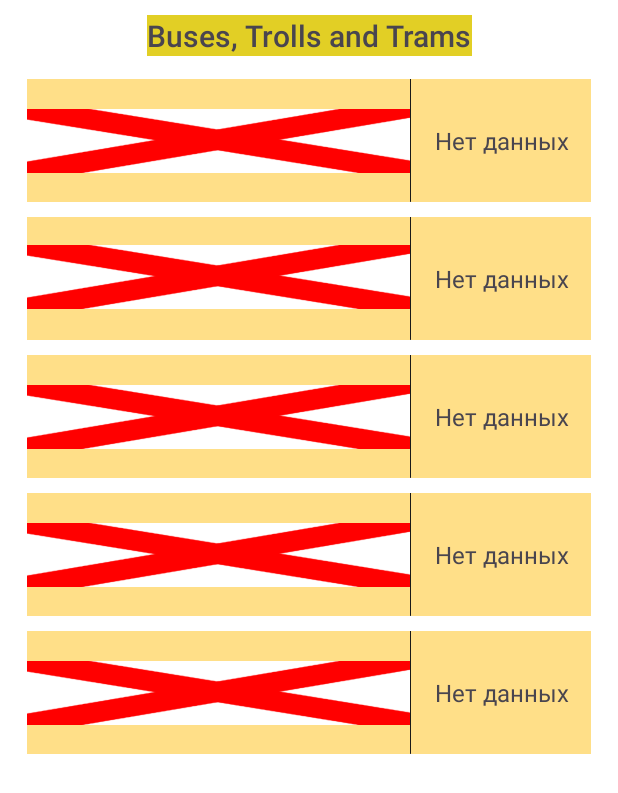
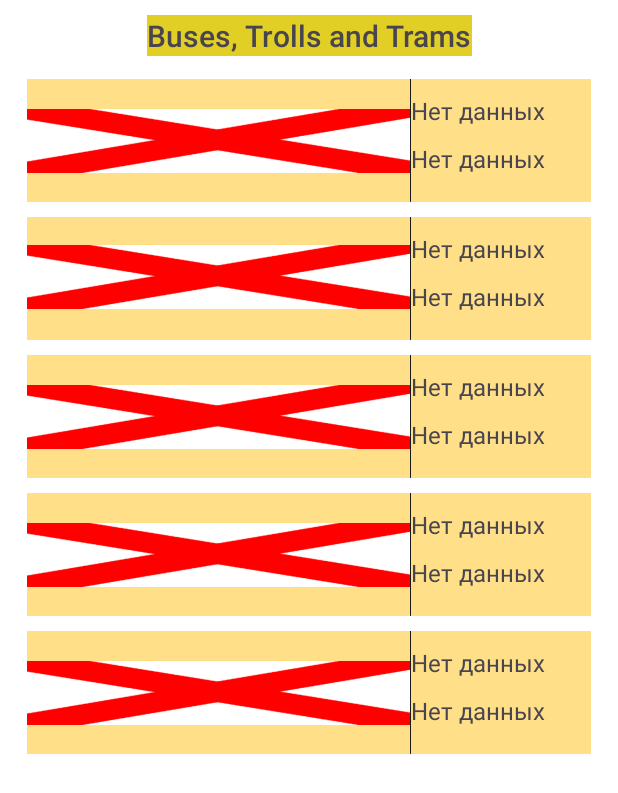
Before and after one commit to Bob-Jacka/AndroidSeeBuses, an Android app: the screen it shows after launch (MainActivity), on a phone screen of 412 x 824 dp. Shown: the top 793 px of the screen. Run offline under Robolectric (Android 15) with nearby library versions, the phone set to English and light mode, and no system bars.

Commit message:
stable version 1.0.0

```diff
--- a/app/src/main/java/com/example/seebuses/MainActivity.java
+++ b/app/src/main/java/com/example/seebuses/MainActivity.java
@@ -1,9 +1,4 @@
 package com.example.seebuses;
-
-import androidx.annotation.NonNull;
-import androidx.appcompat.app.AppCompatActivity;
-import androidx.appcompat.content.res.AppCompatResources;
-import androidx.core.view.GestureDetectorCompat;
 
 import android.annotation.SuppressLint;
 import android.content.Context;
@@ -21,6 +16,11 @@ import android.widget.LinearLayout;
 import android.widget.TextView;
 import android.widget.Toast;
 
+import androidx.annotation.NonNull;
+import androidx.appcompat.app.AppCompatActivity;
+import androidx.appcompat.content.res.AppCompatResources;
+import androidx.core.view.GestureDetectorCompat;
+
 import java.io.BufferedReader;
 import java.io.BufferedWriter;
 import java.io.File;
@@ -33,16 +33,11 @@ import java.util.Objects;
 public class MainActivity extends AppCompatActivity implements GestureDetector.OnGestureListener, GestureDetector.OnDoubleTapListener {
 
     private static final int BLOCKS_COUNT = 5;
-    static boolean globalVisibleState = false;
-    private ImageButton busIB36;
-    private ImageButton trollIB14;
-    private TextView bus36Text;
-    private TextView troll14Text;
     private GestureDetectorCompat gd;
     static LinearLayout transportBlocks;
     static TransportBlock[] transports = new TransportBlock[BLOCKS_COUNT];
     static View transportBlockView;
-    private Drawable dr;
+    private Drawable emptBlkImage;
     static File saveFile;
     private String saveFileName;
     private Context context;
@@ -54,17 +49,11 @@ public class MainActivity extends AppCompatActivity implements GestureDetector.O
         setContentView(R.layout.activity_main);
         context = getApplicationContext();
 
-        busIB36 = findViewById(R.id.busIB36);
-        trollIB14 = findViewById(R.id.trollIB14);
-        bus36Text = findViewById(R.id.bus36name);
-        troll14Text = findViewById(R.id.troll14name);
-
         transportBlocks = findViewById(R.id.TransportBlocks);
 
         saveFileName = context.getFilesDir().getAbsolutePath() + "/saveBlocks";
         saveFile = new File(saveFileName);
 
-        Toast.makeText(MainActivity.this, saveFile.toString(), Toast.LENGTH_LONG).show();
         gd = new GestureDetectorCompat(this, this);
         gd.setIsLongpressEnabled(true);
         gd.setOnDoubleTapListener(new GestureDetector.SimpleOnGestureListener());
@@ -73,29 +62,16 @@ public class MainActivity extends AppCompatActivity implements GestureDetector.O
         for (int i = 0; i < BLOCKS_COUNT; i++) {
             registerForContextMenu(transportBlocks.getChildAt(i));
         }
-        dr = AppCompatResources.getDrawable(this, R.drawable.empty_block);
+        emptBlkImage = AppCompatResources.getDrawable(this, R.drawable.empty_block);
 
-        loadTransportData();
+        loadTransportArray();
         initializeAfterLoadBlocks();
 
-        if (globalVisibleState) {
-            busIB36.setVisibility(View.GONE);
-            bus36Text.setVisibility(View.GONE);
-
-            trollIB14.setVisibility(View.GONE);
-            troll14Text.setVisibility(View.GONE);
-        } else {
-            busIB36.setVisibility(View.VISIBLE);
-            bus36Text.setVisibility(View.VISIBLE);
-
-            trollIB14.setVisibility(View.VISIBLE);
-            troll14Text.setVisibility(View.VISIBLE);
-        }
     }
 
     @Override
     protected void onStart() {
-        loadTransportData();
+        loadTransportArray();
         super.onStart();
     }
 
@@ -153,16 +129,19 @@ public class MainActivity extends AppCompatActivity implements GestureDetector.O
     }
 
     public final void seeTransportUltimate(View view) {
-        int pointer = transportBlocks.indexOfChild(view); //указатель на выбранный транспорт
-        TransportBlock tb = transports[pointer + 1];
-        if (tb.getTranspNumb() != 0 && tb.getTranspType() != null) {
-            WebBrowser.TransportURL = TransportBlock.transportURI + "izh/" + tb.getTranspType() + "/" + tb.getTranspNumb() + "?";
+        int pointer = transportBlocks.indexOfChild((LinearLayout) (view.getParent())); //указатель на выбранный транспорт
+        TransportBlock tb = transports[pointer];
+        if (tb.getCity().equals("Ижевск")) {
+            WebBrowser.TransportURL = tb.getTransportURI_IGIS();
             goWebBrowser();
-        } else Toast.makeText(MainActivity.this, "Пустой блок", Toast.LENGTH_SHORT).show();
+        } else if (tb.getCity().equals("Пермь")) {
+            WebBrowser.TransportURL = tb.getTransportURI_BUSTI();
+            goWebBrowser();
+        }
     }
 
     protected final void onRestoreInstanceState(Bundle bundle) {
-        loadTransportData();
+        loadTransportArray();
         super.onRestoreInstanceState(bundle);
         Toast.makeText(this, "Загрузка сохранения", Toast.LENGTH_SHORT).show();
     }
@@ -186,7 +165,7 @@ public class MainActivity extends AppCompatActivity implements GestureDetector.O
     public void onCreateContextMenu(ContextMenu menu, View v, ContextMenu.ContextMenuInfo menuInfo) {
         super.onCreateContextMenu(menu, v, menuInfo);
         transportBlockView = v;
-        if (((TextView) (((LinearLayout) v).getChildAt(1))).getText() == "Нет данных") {
+        if ((((TextView) (((LinearLayout) (((LinearLayout) v).getChildAt(1)))).getChildAt(1)).getText()) == "Нет данных") {
             menu.setHeaderTitle("Добавление транспорта");
             menu.add(1, v.getId(), 1, "Добавить");
             menu.add(2, v.getId(), 2, "Закрыть");
@@ -223,10 +202,10 @@ public class MainActivity extends AppCompatActivity implements GestureDetector.O
         int pointer = transportBlocks.indexOfChild(transportBlockView); //указатель на выбранный транспорт
         transports[pointer] = new TransportBlock();
         saveTransportData();
-        loadTransportData();
+        loadTransportArray();
     }
 
-    public void initFilledBlock(TransportBlock tb, int increment) {
+    private void initFilledBlock(TransportBlock tb, int increment) {
         LinearLayout inner_block;
         View innerView;
         inner_block = (LinearLayout) transportBlocks.getChildAt(increment);
@@ -247,21 +226,24 @@ public class MainActivity extends AppCompatActivity implements GestureDetector.O
                 }
             }
             if (innerIncrement == 1) {
-                ((TextView) innerView).setText(tb.getTextViewText());
+                ((TextView) ((LinearLayout) innerView).getChildAt(0)).setText(tb.getTextViewText());
+                ((TextView) ((LinearLayout) innerView).getChildAt(1)).setText(tb.getCity());
             }
         }
     }
 
-    public void initEmptyBlocks(int increment) {
+    private void initEmptyBlocks(int increment) {
         LinearLayout innerBlock;
 
         for (int innerIncrement = 0; innerIncrement < 2; innerIncrement++) {
             innerBlock = (LinearLayout) transportBlocks.getChildAt(increment);
             if (innerIncrement == 0) {
-                ((ImageButton) innerBlock.getChildAt(innerIncrement)).setImageDrawable(dr);
+                ((ImageButton) innerBlock.getChildAt(innerIncrement)).setImageDrawable(emptBlkImage);
             }
             if (innerIncrement == 1) {
-                ((TextView) innerBlock.getChildAt(innerIncrement)).setText("Нет данных");
+                LinearLayout textblock = ((LinearLayout) innerBlock.getChildAt(innerIncrement));
+                ((TextView) (textblock.getChildAt(0))).setText("Нет данных");
+                ((TextView) (textblock.getChildAt(1))).setText("Нет данных");
             }
         }
     }
@@ -309,7 +291,6 @@ public class MainActivity extends AppCompatActivity implements GestureDetector.O
                 saveFile.delete();
                 saveTransportData();
             }
-
             BufferedWriter writer = new BufferedWriter(new FileWriter(MainActivity.saveFile));
             for (TransportBlock tb : transports) {
                 if (tb.getTranspNumb() == 0) {
@@ -327,17 +308,20 @@ public class MainActivity extends AppCompatActivity implements GestureDetector.O
                     writer.write(' ');
 
                     writer.write(tb.getTextViewText());
+                    writer.write(' ');
+
+                    writer.write(tb.getFakeCity());
                     writer.newLine();
                 }
             }
             writer.flush();
             writer.close();
         } catch (IOException e) {
-//            Toast.makeText(MainActivity.this, "Ошибка при сохранении блоков транспорта", Toast.LENGTH_SHORT).show();
+            //
         }
     }
 
-    public void loadTransportData() {
+    public void loadTransportArray() {
         initializeEmptyBlocks();
         try {
             if (saveFile.length() != 0L) {
@@ -350,15 +334,8 @@ public class MainActivity extends AppCompatActivity implements GestureDetector.O
                     if (!Objects.equals(transportBlock, "0")) {
                         String[] splitted = transportBlock.split(" ");
                         transports[excriment] = new TransportBlock(Integer.parseInt(splitted[0]), splitted[1],
-                                splitted[2], splitted[3] + " " + splitted[4]);
+                                splitted[2], splitted[3] + " " + splitted[4], splitted[5]);
 
-                    } else {
-                        transports[excriment] = new TransportBlock();
-                        LinearLayout pointer = (LinearLayout) transportBlocks.getChildAt(excriment); //указатель на выбранный транспорт
-                        ImageButton imb = (ImageButton) pointer.getChildAt(0);
-                        imb.setImageDrawable(dr);
-                        TextView txtV = (TextView) pointer.getChildAt(1);
-                        txtV.setText("Нет данных");
                     }
                     excriment++;
                 }
--- a/app/src/main/java/com/example/seebuses/TransportBlock.java
+++ b/app/src/main/java/com/example/seebuses/TransportBlock.java
@@ -1,24 +1,20 @@
 package com.example.seebuses;
 
-import android.graphics.drawable.Drawable;
-
-import java.io.Serializable;
-
-class TransportBlock implements Serializable {
-    static final String transportURI = "https://igis-transport.ru/";
-    int id;
+class TransportBlock {
+    private static final String transportURI_IGIS = "https://igis-transport.ru/";
+    private static final String transportURI_BUSTI = "https://ru.busti.me/";
     private int transpNumb;
     private String transpType;
-    boolean isGoneOnWeekends;
     private String city;
+    private String fakeCity;
     String textViewText;
-    Drawable drawable;
 
-    public TransportBlock(int transpNumb, String transpType, String city, String viewText) {
+    public TransportBlock(int transpNumb, String transpType, String city, String viewText, String fakeCity) {
         this.transpNumb = transpNumb;
         this.transpType = transpType;
         this.city = city;
         this.textViewText = viewText;
+        this.fakeCity = fakeCity;
     }
 
     TransportBlock() {
@@ -48,14 +44,6 @@ class TransportBlock implements Serializable {
         return null;
     }
 
-    Drawable getDrawable() {
-        return drawable;
-    }
-
-    void setDrawable(Drawable drawable) {
-        this.drawable = drawable;
-    }
-
     String getTextViewText() {
         return getTransportName();
     }
@@ -75,4 +63,20 @@ class TransportBlock implements Serializable {
     void setTextViewText(String textViewText) {
         this.textViewText = textViewText;
     }
+
+    String getTransportURI_IGIS() {
+        return transportURI_IGIS + fakeCity + "/" + getTranspType() + "/" + getTranspNumb() + "?";
+    }
+
+    String getTransportURI_BUSTI() {
+        return transportURI_BUSTI + fakeCity + "/#" + getTranspType().substring(0, 3) + "-" + getTranspNumb();
+    }
+
+    String getFakeCity() {
+        return fakeCity;
+    }
+
+    void changeFakeCity(String fakeCity) {
+        this.fakeCity = fakeCity;
+    }
 }
--- a/app/src/main/res/layout/activity_change_transport.xml
+++ b/app/src/main/res/layout/activity_change_transport.xml
@@ -142,6 +142,7 @@
                     android:id="@+id/chooseCity"
                     android:layout_width="match_parent"
                     android:layout_height="match_parent"
+                    android:autoText="false"
                     android:background="@color/blockBackground"
                     android:capitalize="words"
                     android:cursorVisible="true"
--- a/app/src/main/res/layout/activity_main.xml
+++ b/app/src/main/res/layout/activity_main.xml
@@ -62,13 +62,26 @@
                 android:scaleType="centerInside"
                 android:text="@string/bus36" />
 
+            <LinearLayout
+                android:id="@+id/TextBlock1"
+                android:layout_width="120dp"
+                android:layout_height="match_parent"
+                android:orientation="vertical"
+                android:showDividers="middle">
+
                 <TextView
                     android:id="@+id/bus36name"
-                android:layout_width="120dp"
+                    android:layout_width="match_parent"
                     android:layout_height="wrap_content"
-                android:layout_gravity="center"
-                android:textAlignment="center"
+                    android:layout_marginVertical="10dp"
                     android:textSize="16sp" />
+
+                <TextView
+                    android:id="@+id/whatCityChoosen1"
+                    android:layout_width="match_parent"
+                    android:layout_height="wrap_content"
+                    android:textSize="16sp" />
+            </LinearLayout>
 
         </LinearLayout>
 
@@ -97,13 +110,27 @@
                 android:scaleType="centerInside"
                 android:text="@string/bus12" />
 
+            <LinearLayout
+                android:id="@+id/TextBlock2"
+                android:layout_width="120dp"
+                android:layout_height="match_parent"
+                android:orientation="vertical"
+                android:showDividers="middle">
+
                 <TextView
                     android:id="@+id/bus27name"
-                android:layout_width="120dp"
+                    android:layout_width="match_parent"
                     android:layout_height="wrap_content"
-                android:layout_gravity="center"
-                android:textAlignment="center"
+                    android:layout_marginVertical="10dp"
                     android:textSize="16sp" />
+
+                <TextView
+                    android:id="@+id/whatCityChoosen2"
+                    android:layout_width="match_parent"
+                    android:layout_height="wrap_content"
+                    android:textSize="16sp" />
+
+            </LinearLayout>
         </LinearLayout>
 
         <LinearLayout
@@ -131,13 +158,26 @@
                 android:scaleType="centerInside"
                 android:text="@string/bus27" />
 
+            <LinearLayout
+                android:id="@+id/TextBlock3"
+                android:layout_width="120dp"
+                android:layout_height="match_parent"
+                android:orientation="vertical"
+                android:showDividers="middle">
+
                 <TextView
                     android:id="@+id/bus12name"
-                android:layout_width="120dp"
+                    android:layout_width="match_parent"
                     android:layout_height="wrap_content"
-                android:layout_gravity="center"
-                android:textAlignment="center"
+                    android:layout_marginVertical="10dp"
                     android:textSize="16sp" />
+
+                <TextView
+                    android:id="@+id/whatCityChoosen3"
+                    android:layout_width="match_parent"
+                    android:layout_height="wrap_content"
+                    android:textSize="16sp" />
+            </LinearLayout>
         </LinearLayout>
 
         <LinearLayout
@@ -165,13 +205,27 @@
                 android:scaleType="centerInside"
                 android:text="@string/troll14" />
 
+            <LinearLayout
+                android:id="@+id/TextBlock4"
+                android:layout_width="120dp"
+                android:layout_height="match_parent"
+                android:orientation="vertical"
+                android:showDividers="middle">
+
                 <TextView
                     android:id="@+id/troll14name"
-                android:layout_width="120dp"
+                    android:layout_width="match_parent"
                     android:layout_height="wrap_content"
-                android:layout_gravity="center"
-                android:textAlignment="center"
+                    android:layout_marginVertical="10dp"
                     android:textSize="16sp" />
+
+                <TextView
+                    android:id="@+id/whatCityChoosen4"
+                    android:layout_width="match_parent"
+                    android:layout_height="wrap_content"
+                    android:textSize="16sp" />
+
+            </LinearLayout>
         </LinearLayout>
 
         <LinearLayout
@@ -199,13 +253,27 @@
                 android:scaleType="centerInside"
                 android:text="@string/troll4" />
 
+            <LinearLayout
+                android:id="@+id/TextBlock5"
+                android:layout_width="120dp"
+                android:layout_height="match_parent"
+                android:orientation="vertical"
+                android:showDividers="middle">
+
                 <TextView
                     android:id="@+id/troll4name"
-                android:layout_width="120dp"
+                    android:layout_width="match_parent"
                     android:layout_height="wrap_content"
-                android:layout_gravity="center"
-                android:textAlignment="center"
+                    android:layout_marginVertical="10dp"
                     android:textSize="16sp" />
+
+                <TextView
+                    android:id="@+id/whatCityChoosen5"
+                    android:layout_width="match_parent"
+                    android:layout_height="wrap_content"
+                    android:textSize="16sp" />
+            </LinearLayout>
+
         </LinearLayout>
 
 
```
Also changed, not shown: app/src/main/java/com/example/seebuses/CityTable.java (added, +14 -0 lines), app/src/main/java/com/example/seebuses/change_Transport.java (+8 -6 lines). Lines whose indentation alone changed are shown as unchanged.
